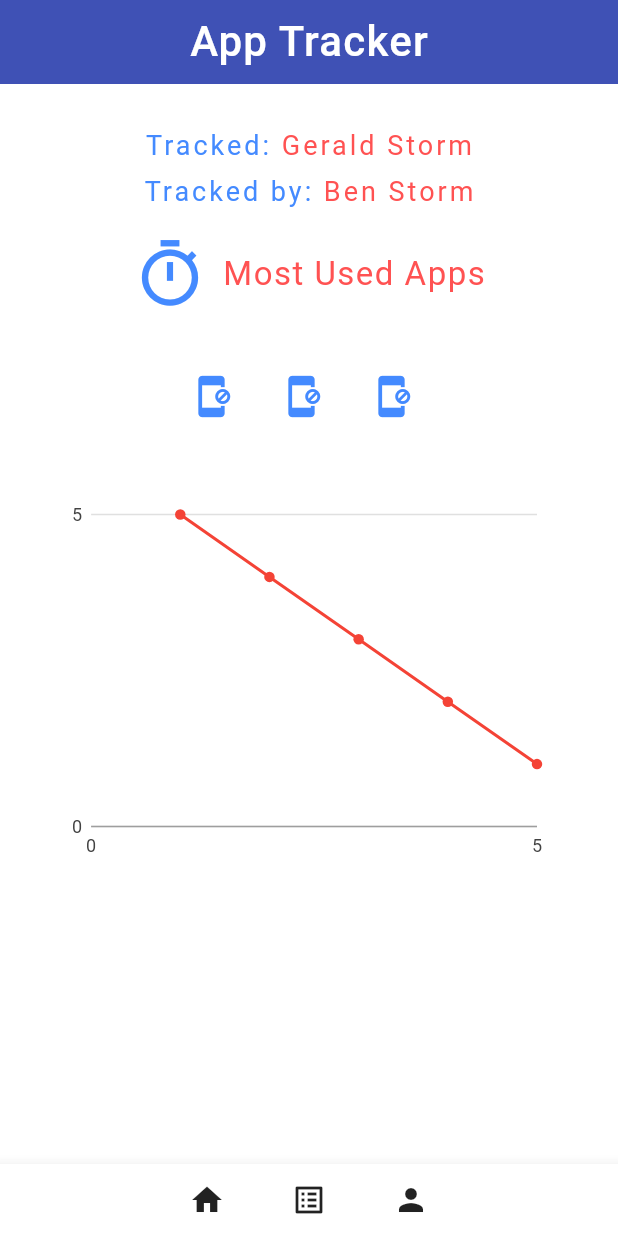
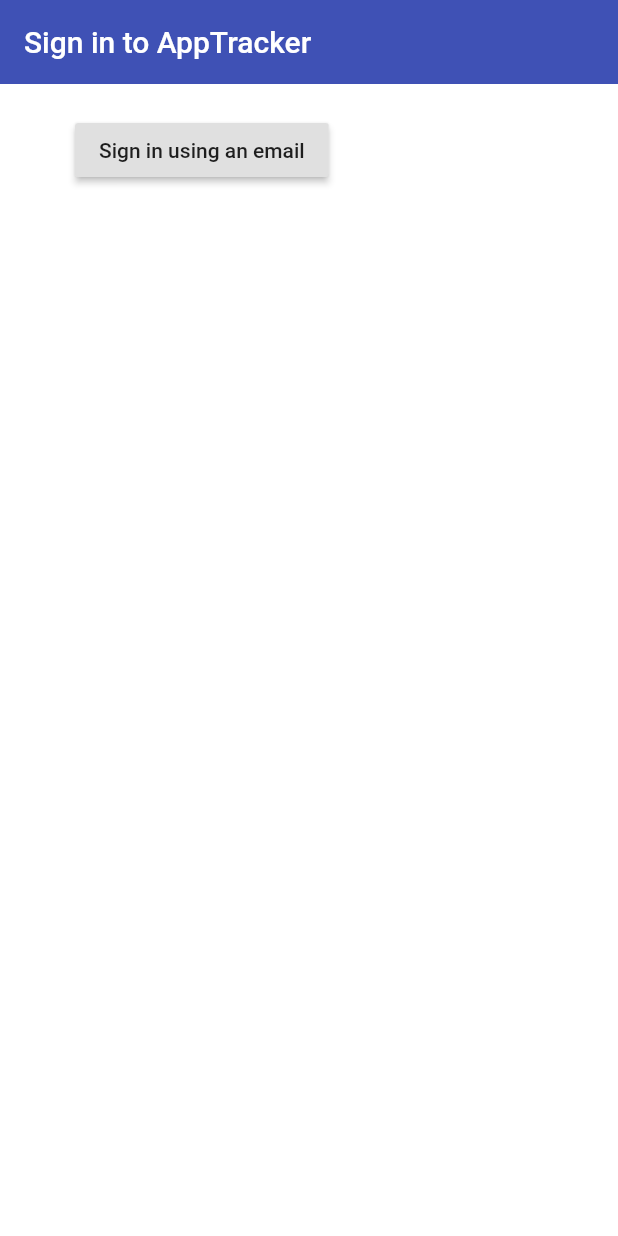
Before and after one commit to RPoolman/App-Usage, a Flutter app: the screen it shows after launch, on a phone screen of 412 x 824 dp. Run offline on Flutter 3.47's test engine with Material 2 defaults, Android fonts, the phone set to English and light mode, and no system bars; our stand-ins replace charts_flutter, firebase_auth; missing offline and left inert: app_usage; accounts and stored records are empty.

Commit message:
signin page in progress
added a new file to regulate the user sign in status, still in progress.

```diff
--- a/flutter_app/lib/authentication.dart
+++ b/flutter_app/lib/authentication.dart
@@ -1,4 +1,5 @@
 import 'package:flutter/material.dart';
+import 'package:flutter_app/signIn.dart';
 
 class Authentication extends StatefulWidget {
   @override
@@ -9,7 +10,7 @@ class _AuthenticationState extends State<Authentication> {
   @override
   Widget build(BuildContext context) {
     return Container(
-      child: Text('Authenticate'),
+      child: SignIn(),
     );
   }
 }
--- /dev/null
+++ b/flutter_app/lib/signIn.dart
@@ -0,0 +1,39 @@
+import 'package:flutter/material.dart';
+import 'package:flutter_app/servicesAuth.dart';
+
+class SignIn extends StatefulWidget {
+  @override
+  _SignInState createState() => _SignInState();
+}
+
+class _SignInState extends State<SignIn> {
+
+  final AuthService _auth = AuthService();
+
+  @override
+  Widget build(BuildContext context) {
+    return Scaffold(
+      backgroundColor: Colors.white,
+      appBar: AppBar(
+        backgroundColor: Colors.indigo,
+        elevation: 0.0,
+        title: Text('Sign in to AppTracker'),
+      ),
+      body: Container(
+        padding: EdgeInsets.symmetric(vertical: 20.0, horizontal: 50.0),
+        child: RaisedButton(
+          child: Text('Sign in using an email'),
+          onPressed: () async {
+            // dynamic result = await _auth.signInEmailPass();
+            // if (result == null){
+            //   print('error on signing in.');
+            // }else{
+            //   print('signed in');
+            //   print(result);
+            // }
+          },
+        ),
+      ),
+    );
+  }
+}
--- a/flutter_app/lib/traffic.dart
+++ b/flutter_app/lib/traffic.dart
@@ -6,6 +6,6 @@ class Traffic extends StatelessWidget {
   @override
   Widget build(BuildContext context) {
     //return home or authentication screen
-    return LandingPage();
+    return Authentication();
   }
 }
```
